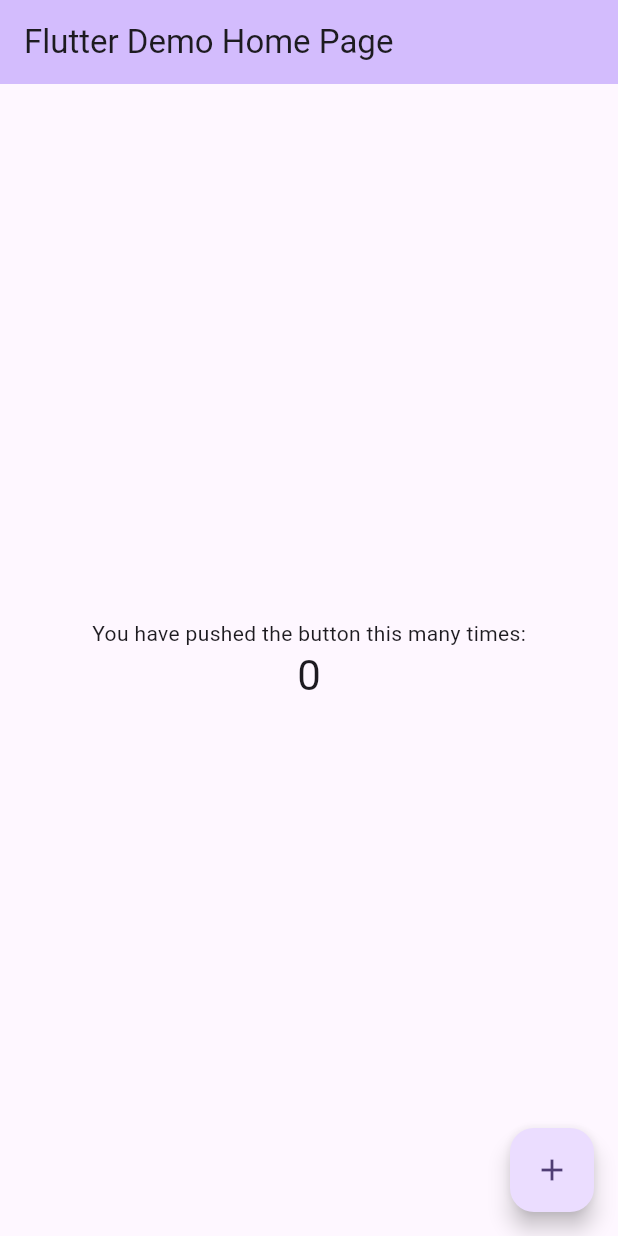
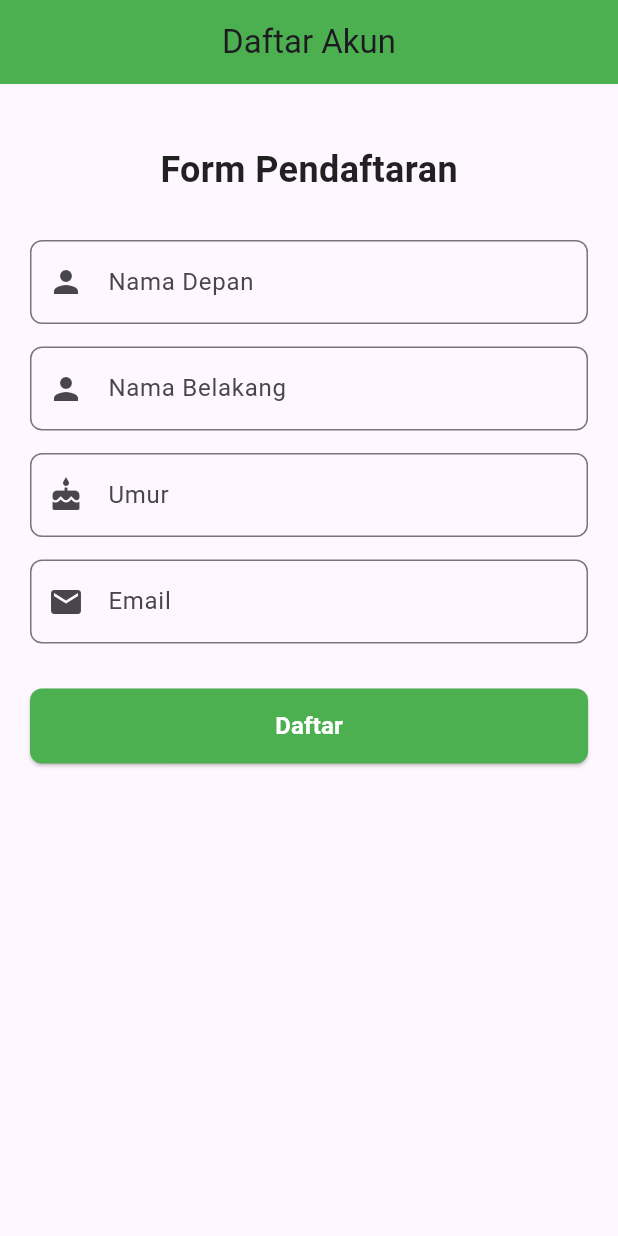
Before and after one commit to ahmadsapey/AqhmadShapey_Ujian_API, a Flutter app: the screen it shows after launch, on a phone screen of 412 x 824 dp. Run offline on Flutter 3.47's test engine with Material 3 defaults, Android fonts, the phone set to English and light mode, and no system bars.

Commit message:
UI Register Done

```diff
--- /dev/null
+++ b/lib/auth/register.dart
@@ -0,0 +1,113 @@
+import 'package:flutter/material.dart';
+
+class RegisterPage extends StatelessWidget {
+  const RegisterPage({Key? key}) : super(key: key);
+
+  @override
+  Widget build(BuildContext context) {
+    return Scaffold(
+      appBar: AppBar(
+        title: const Text('Daftar Akun'),
+        centerTitle: true,
+        backgroundColor: Colors.green,
+      ),
+      body: SingleChildScrollView(
+        child: Padding(
+          padding: const EdgeInsets.all(20.0),
+          child: Column(
+              mainAxisAlignment: MainAxisAlignment.center,
+              children: [
+                // Judul
+                const SizedBox(height: 20),
+                const Text(
+                  'Form Pendaftaran',
+                  style: TextStyle(
+                    fontSize: 24,
+                    fontWeight: FontWeight.bold,
+                    color: Colors.black87,
+                  ),
+                ),
+                const SizedBox(height: 30),
+
+                // Nama Depan
+                TextField(
+                  decoration: InputDecoration(
+                    labelText: 'Nama Depan',
+                    hintText: 'Masukkan nama depan Anda',
+                    border: OutlineInputBorder(
+                      borderRadius: BorderRadius.circular(8),
+                    ),
+                    prefixIcon: const Icon(Icons.person),
+                  ),
+                ),
+                const SizedBox(height: 15),
+
+                // Nama Belakang
+                TextField(
+                  decoration: InputDecoration(
+                    labelText: 'Nama Belakang',
+                    hintText: 'Masukkan nama belakang Anda',
+                    border: OutlineInputBorder(
+                      borderRadius: BorderRadius.circular(8),
+                    ),
+                    prefixIcon: const Icon(Icons.person),
+                  ),
+                ),
+                const SizedBox(height: 15),
+
+                // Umur
+                TextField(
+                  decoration: InputDecoration(
+                    labelText: 'Umur',
+                    hintText: 'Masukkan umur Anda',
+                    border: OutlineInputBorder(
+                      borderRadius: BorderRadius.circular(8),
+                    ),
+                    prefixIcon: const Icon(Icons.cake),
+                  ),
+                ),
+                const SizedBox(height: 15),
+
+                // Email
+                TextField(
+                  decoration: InputDecoration(
+                    labelText: 'Email',
+                    hintText: 'Masukkan email Anda',
+                    border: OutlineInputBorder(
+                      borderRadius: BorderRadius.circular(8),
+                    ),
+                    prefixIcon: const Icon(Icons.email),
+                  ),
+                  keyboardType: TextInputType.emailAddress,
+                ),
+                const SizedBox(height: 30),
+
+                // Button
+                SizedBox(
+                  width: double.infinity,
+                  height: 50,
+                  child: ElevatedButton(
+                    onPressed: () {},
+                    style: ElevatedButton.styleFrom(
+                      backgroundColor: Colors.green,
+                      shape: RoundedRectangleBorder(
+                        borderRadius: BorderRadius.circular(8),
+                      ),
+                    ),
+                    child: const Text(
+                      'Daftar',
+                      style: TextStyle(
+                        fontSize: 16,
+                        fontWeight: FontWeight.bold,
+                        color: Colors.white,
+                      ),
+                    ),
+                  ),
+                ),
+              ],
+            ),
+          ),
+        ),
+      );
+  }
+}
--- a/lib/main.dart
+++ b/lib/main.dart
@@ -1,122 +1,16 @@
 import 'package:flutter/material.dart';
-
-void main() {
-  runApp(const MyApp());
+import 'package:ujian_api/auth/register.dart';
+void main(List<String> args) {
+  runApp(MyApp());
 }
 
 class MyApp extends StatelessWidget {
   const MyApp({super.key});
 
-  // This widget is the root of your application.
   @override
   Widget build(BuildContext context) {
     return MaterialApp(
-      title: 'Flutter Demo',
-      theme: ThemeData(
-        // This is the theme of your application.
-        //
-        // TRY THIS: Try running your application with "flutter run". You'll see
-        // the application has a purple toolbar. Then, without quitting the app,
-        // try changing the seedColor in the colorScheme below to Colors.green
-        // and then invoke "hot reload" (save your changes or press the "hot
-        // reload" button in a Flutter-supported IDE, or press "r" if you used
-        // the command line to start the app).
-        //
-        // Notice that the counter didn't reset back to zero; the application
-        // state is not lost during the reload. To reset the state, use hot
-        // restart instead.
-        //
-        // This works for code too, not just values: Most code changes can be
-        // tested with just a hot reload.
-        colorScheme: ColorScheme.fromSeed(seedColor: Colors.deepPurple),
-      ),
-      home: const MyHomePage(title: 'Flutter Demo Home Page'),
+      home: RegisterPage()
     );
   }
 }
-
-class MyHomePage extends StatefulWidget {
-  const MyHomePage({super.key, required this.title});
-
-  // This widget is the home page of your application. It is stateful, meaning
-  // that it has a State object (defined below) that contains fields that affect
-  // how it looks.
-
-  // This class is the configuration for the state. It holds the values (in this
-  // case the title) provided by the parent (in this case the App widget) and
-  // used by the build method of the State. Fields in a Widget subclass are
-  // always marked "final".
-
-  final String title;
-
-  @override
-  State<MyHomePage> createState() => _MyHomePageState();
-}
-
-class _MyHomePageState extends State<MyHomePage> {
-  int _counter = 0;
-
-  void _incrementCounter() {
-    setState(() {
-      // This call to setState tells the Flutter framework that something has
-      // changed in this State, which causes it to rerun the build method below
-      // so that the display can reflect the updated values. If we changed
-      // _counter without calling setState(), then the build method would not be
-      // called again, and so nothing would appear to happen.
-      _counter++;
-    });
-  }
-
-  @override
-  Widget build(BuildContext context) {
-    // This method is rerun every time setState is called, for instance as done
-    // by the _incrementCounter method above.
-    //
-    // The Flutter framework has been optimized to make rerunning build methods
-    // fast, so that you can just rebuild anything that needs updating rather
-    // than having to individually change instances of widgets.
-    return Scaffold(
-      appBar: AppBar(
-        // TRY THIS: Try changing the color here to a specific color (to
-        // Colors.amber, perhaps?) and trigger a hot reload to see the AppBar
-        // change color while the other colors stay the same.
-        backgroundColor: Theme.of(context).colorScheme.inversePrimary,
-        // Here we take the value from the MyHomePage object that was created by
-        // the App.build method, and use it to set our appbar title.
-        title: Text(widget.title),
-      ),
-      body: Center(
-        // Center is a layout widget. It takes a single child and positions it
-        // in the middle of the parent.
-        child: Column(
-          // Column is also a layout widget. It takes a list of children and
-          // arranges them vertically. By default, it sizes itself to fit its
-          // children horizontally, and tries to be as tall as its parent.
-          //
-          // Column has various properties to control how it sizes itself and
-          // how it positions its children. Here we use mainAxisAlignment to
-          // center the children vertically; the main axis here is the vertical
-          // axis because Columns are vertical (the cross axis would be
-          // horizontal).
-          //
-          // TRY THIS: Invoke "debug painting" (choose the "Toggle Debug Paint"
-          // action in the IDE, or press "p" in the console), to see the
-          // wireframe for each widget.
-          mainAxisAlignment: MainAxisAlignment.center,
-          children: <Widget>[
-            const Text('You have pushed the button this many times:'),
-            Text(
-              '$_counter',
-              style: Theme.of(context).textTheme.headlineMedium,
-            ),
-          ],
-        ),
-      ),
-      floatingActionButton: FloatingActionButton(
-        onPressed: _incrementCounter,
-        tooltip: 'Increment',
-        child: const Icon(Icons.add),
-      ), // This trailing comma makes auto-formatting nicer for build methods.
-    );
-  }
-}
--- a/pubspec.yaml
+++ b/pubspec.yaml
@@ -34,6 +34,7 @@ dependencies:
   # The following adds the Cupertino Icons font to your application.
   # Use with the CupertinoIcons class for iOS style icons.
   cupertino_icons: ^1.0.8
+  http: ^1.6.0
 
 dev_dependencies:
   flutter_test:
```
Also changed, not shown: pubspec.lock.
